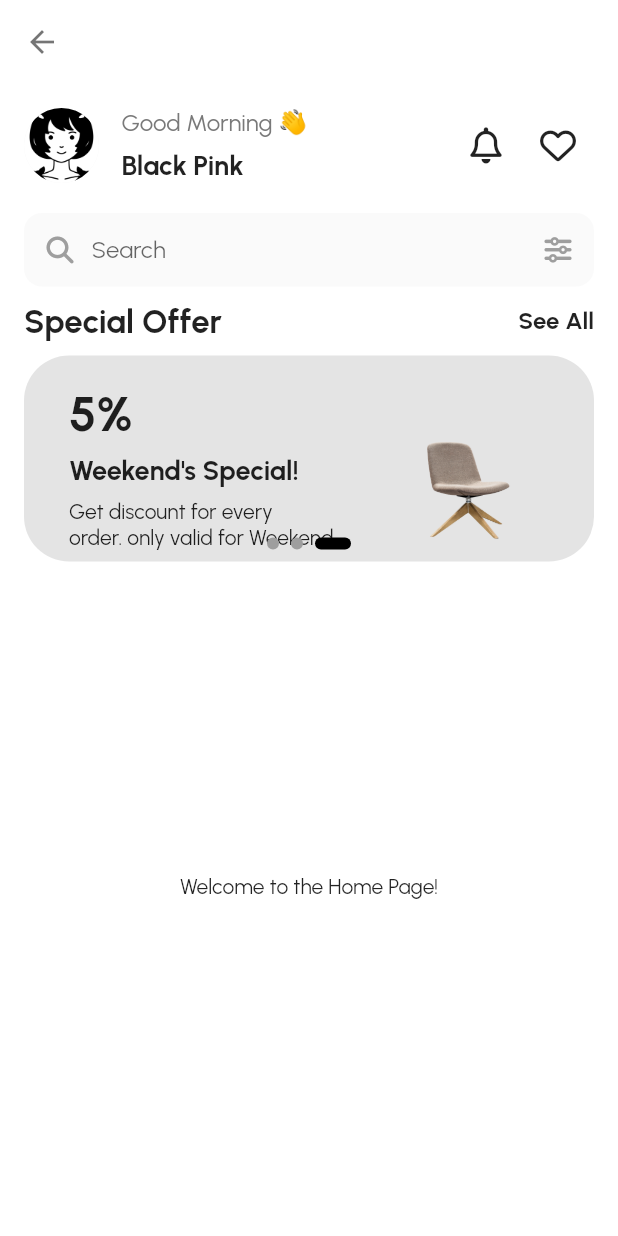
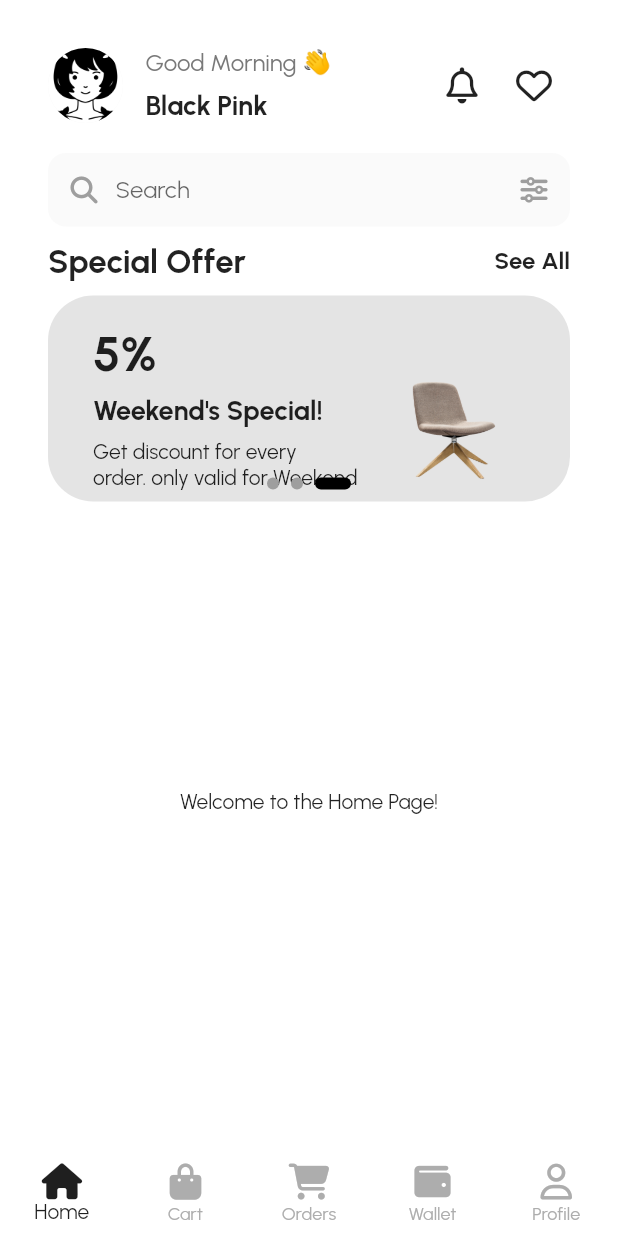
Before and after one commit to hoajb/flutter-ecommerce-furniture, a Flutter app: the screen it shows after launch, on a phone screen of 412 x 824 dp. Run offline on Flutter 3.47's test engine with Material 2 defaults, Android fonts, the phone set to English and light mode, and no system bars; our stand-ins replace font_awesome_flutter, shared_preferences; project files that could hold a hidden picture were left out.

Commit message:
bottom bar navigation

```diff
--- a/lib/config/routes/routes.dart
+++ b/lib/config/routes/routes.dart
@@ -3,13 +3,14 @@ import 'package:flutter_ecommerce_furniture/features/authentication/presentation
 import 'package:flutter_ecommerce_furniture/features/authentication/presentation/login_page.dart';
 import 'package:flutter_ecommerce_furniture/features/authentication/presentation/register_page.dart';
 import 'package:flutter_ecommerce_furniture/features/home/presentation/home_page.dart';
+import 'package:flutter_ecommerce_furniture/features/main/presentation/pages/main_page.dart';
 import 'package:flutter_ecommerce_furniture/features/welcome/presentation/onboarding_page.dart';
 import 'package:flutter_ecommerce_furniture/features/welcome/presentation/welcome_page.dart';
 
 class AppRoutes {
   static const String welcome = '/';
   static const String onboarding = '/onboarding';
-  static const String home = '/home';
+  static const String main = '/main';
   static const String login = '/login';
   static const String register = '/register';
   static const String forgotPassword = '/forgot_password';
@@ -20,8 +21,8 @@ class AppRoutes {
         return MaterialPageRoute(builder: (_) => const OnboardingPage());
       case welcome:
         return MaterialPageRoute(builder: (_) => const WelcomePage());
-      case home:
-        return MaterialPageRoute(builder: (_) => HomePage());
+      case main:
+        return MaterialPageRoute(builder: (_) => const MainPage());
       case login:
         return MaterialPageRoute(builder: (_) => const LoginPage());
       case register:
--- a/lib/config/theme/styles.dart
+++ b/lib/config/theme/styles.dart
@@ -5,14 +5,15 @@ import 'package:flutter/material.dart';
 abstract class Styles {
   //colors
   static const Color whiteColor = Color(0xffffffff);
-  static const Color blackColor = Color(0xff0000000);
+  static const Color blackColor = Color(0xff000000);
+  static const Color blackThemeColor = Color(0xff17191d);
+  static const Color whiteThemeColor = Color(0xffffffff);
+
   static const Color orangeColor = Colors.orange;
   static const Color redColor = Colors.red;
   static const Color darkRedColor = Color(0xFFB71C1C);
 
   static const Color purpleColor = Color(0xff5E498A);
-
-  static const Color darkThemeColor = Color(0xff33333E);
 
   static const Color grayColor = Color(0xff797979);
 
@@ -29,6 +30,13 @@ abstract class Styles {
 
   static const Color textFieldBackgroundLight = Color(0xfffafafa);
   static const Color textFieldBackgroundDark = Color(0xff202229);
+
+  static const Color iconActivatedLight = Color(0xff1f1f1f);
+  static const Color iconActivatedDark = Color(0xffffffff);
+  static const Color iconDeactivatedLight = Color(0xffadadad);
+  static const Color iconDeactivatedDark = Color(0xff67696d);
+  static const Color bottomBarBackgroundLight = Color(0xffffffff);
+  static const Color bottomBarBackgroundDark = Color(0xff282423);
 
   //Strings
   static const TextStyle defaultTextStyle = TextStyle(
@@ -82,9 +90,9 @@ abstract class Styles {
       primaryColor: isDarkTheme ? Colors.black : Colors.white,
       fontFamily: 'Urbanist',
       scaffoldBackgroundColor: isDarkTheme ? Colors.black : Colors.white,
-      //
+
       // backgroundColor: isDarkTheme ? Colors.black : Color(0xffF1F5FB),
-      //
+
       // indicatorColor: isDarkTheme ? Color(0xff0E1D36) : Color(0xffCBDCF8),
       // // buttonColor: isDarkTheme ? Color(0xff3B3B3B) : Color(0xffF1F5FB),
       //
@@ -102,7 +110,7 @@ abstract class Styles {
       // buttonTheme: Theme.of(context).buttonTheme.copyWith(
       //     colorScheme: isDarkTheme ? ColorScheme.dark() : ColorScheme.light()),
       appBarTheme: AppBarTheme(
-          backgroundColor: isDarkTheme ? Colors.black : Colors.white,
+          backgroundColor: isDarkTheme ? Colors.black54 : Colors.white,
           elevation: 0.0,
           iconTheme: IconThemeData(
               color: isDarkTheme ? Colors.white : Colors.black54)),
--- a/lib/features/authentication/presentation/login_page.dart
+++ b/lib/features/authentication/presentation/login_page.dart
@@ -87,7 +87,7 @@ class _LoginPageState extends State<LoginPage> {
             ActionButton(
               matchParentWidth: true,
               onPressed: () {
-                Navigator.pushNamed(context, AppRoutes.home);
+                Navigator.pushNamed(context, AppRoutes.main);
               },
               text: 'Sign In',
             ),
--- a/lib/features/authentication/presentation/register_page.dart
+++ b/lib/features/authentication/presentation/register_page.dart
@@ -57,7 +57,7 @@ class RegisterPage extends StatelessWidget {
             const SizedBox(height: 20),
             ActionButton(
               onPressed: () {
-                Navigator.pushNamed(context, AppRoutes.home);
+                Navigator.pushNamed(context, AppRoutes.main);
               },
               matchParentWidth: true,
               text: 'Sign Up',
--- a/lib/features/home/presentation/home_page.dart
+++ b/lib/features/home/presentation/home_page.dart
@@ -1,20 +1,24 @@
 import 'package:flutter/material.dart';
+import 'package:font_awesome_flutter/font_awesome_flutter.dart';
 
 import '../../../core/wigets/header_profile.dart';
 import '../widgets/home_banners.dart';
 import '../widgets/home_search_bar.dart';
 import '../widgets/home_title_row.dart';
 
-class HomePage extends StatelessWidget {
-  HomePage({super.key});
+class HomePage extends StatefulWidget {
+  const HomePage({super.key});
 
+  @override
+  State<HomePage> createState() => _HomePageState();
+}
+
+class _HomePageState extends State<HomePage> {
   final TextEditingController _controllerSearch = TextEditingController();
 
   @override
   Widget build(BuildContext context) {
-    return Scaffold(
-      appBar: AppBar(),
-      body: Padding(
+    return Padding(
       padding: const EdgeInsets.all(16.0),
       child: Column(children: [
         const HeaderProfile(),
@@ -28,10 +32,8 @@ class HomePage extends StatelessWidget {
           onActionPressed: () {},
         ),
         const HomeBanners(),
-          const Expanded(
-              child: Center(child: Text('Welcome to the Home Page!'))),
+        const Expanded(child: Center(child: Text('Welcome to the Home Page!'))),
       ]),
-      ),
     );
   }
 }
--- /dev/null
+++ b/lib/features/main/presentation/pages/example_page.dart
@@ -0,0 +1,22 @@
+import 'package:flutter/material.dart';
+
+class ExamplePage extends StatelessWidget {
+  final String titlePage;
+
+  const ExamplePage({super.key, required this.titlePage});
+
+  @override
+  Widget build(BuildContext context) {
+    return Scaffold(
+      appBar: AppBar(
+        title: Text(titlePage),
+      ),
+      body: Center(
+        child: Text(
+          'Welcome to the $titlePage Page',
+          style: const TextStyle(fontSize: 24),
+        ),
+      ),
+    );
+  }
+}
--- /dev/null
+++ b/lib/features/main/presentation/pages/main_page.dart
@@ -0,0 +1,116 @@
+import 'package:flutter/material.dart';
+import 'package:flutter_ecommerce_furniture/core/ext/buildcontext_ext.dart';
+import 'package:font_awesome_flutter/font_awesome_flutter.dart';
+
+import '../../../../config/theme/styles.dart';
+import '../../../home/presentation/home_page.dart';
+import 'example_page.dart';
+
+class MainPage extends StatefulWidget {
+  const MainPage({super.key});
+
+  @override
+  State<MainPage> createState() => _MainPageState();
+}
+
+class _MainPageState extends State<MainPage> {
+  final PageController _pageController = PageController(initialPage: 0);
+  int _currentIndex = 0;
+
+  @override
+  Widget build(BuildContext context) {
+    final isDark = context.isDarkModeEnabled;
+    final iconDeactivatedColor =
+        isDark ? Styles.iconDeactivatedDark : Styles.iconDeactivatedLight;
+    final iconActivatedColor =
+        isDark ? Styles.iconActivatedDark : Styles.iconActivatedLight;
+
+    final bottomBarColor = isDark
+        ? Styles.bottomBarBackgroundDark
+        : Styles.bottomBarBackgroundLight;
+
+    return Scaffold(
+      body: Padding(
+        padding: const EdgeInsets.all(16.0),
+        child: PageView(
+          controller: _pageController,
+          onPageChanged: (index) {
+            setState(() {
+              _currentIndex = index;
+            });
+          },
+          children: const [
+            HomePage(),
+            ExamplePage(titlePage: 'Cart'),
+            ExamplePage(titlePage: 'Cart'),
+            ExamplePage(titlePage: 'Orders'),
+            ExamplePage(titlePage: 'Wallet'),
+            ExamplePage(titlePage: 'Profile'),
+          ],
+        ),
+      ),
+      bottomNavigationBar: BottomNavigationBar(
+        currentIndex: _currentIndex,
+        onTap: (index) {
+          setState(() {
+            _currentIndex = index;
+            _pageController.jumpToPage(index);
+          });
+        },
+        type: BottomNavigationBarType.fixed,
+        showUnselectedLabels: true,
+        backgroundColor: bottomBarColor,
+        elevation: 0,
+        selectedItemColor:  isDark ? Styles.iconActivatedDark : Styles.iconActivatedLight,
+        unselectedItemColor:  isDark ? Styles.iconDeactivatedDark : Styles.iconDeactivatedLight,
+        items: <BottomNavigationBarItem>[
+          BottomNavigationBarItem(
+            icon: FaIcon(
+              FontAwesomeIcons.house,
+              color: _currentIndex == 0
+                  ? iconActivatedColor
+                  : iconDeactivatedColor,
+            ),
+            label: 'Home',
+          ),
+          BottomNavigationBarItem(
+            icon: FaIcon(
+              FontAwesomeIcons.bagShopping,
+              color: _currentIndex == 1
+                  ? iconActivatedColor
+                  : iconDeactivatedColor,
+            ),
+            label: 'Cart',
+          ),
+          BottomNavigationBarItem(
+            icon: FaIcon(
+              FontAwesomeIcons.cartShopping,
+              color: _currentIndex == 2
+                  ? iconActivatedColor
+                  : iconDeactivatedColor,
+            ),
+            label: 'Orders',
+          ),
+          BottomNavigationBarItem(
+            icon: FaIcon(
+              FontAwesomeIcons.wallet,
+              color: _currentIndex == 3
+                  ? iconActivatedColor
+                  : iconDeactivatedColor,
+            ),
+            label: 'Wallet',
+          ),
+          BottomNavigationBarItem(
+            icon: FaIcon(
+              FontAwesomeIcons.user,
+              color: _currentIndex == 4
+                  ? iconActivatedColor
+                  : iconDeactivatedColor,
+            ),
+            label: 'Profile',
+          ),
+        ],
+      ),
+    );
+  }
+}
--- a/lib/main.dart
+++ b/lib/main.dart
@@ -28,7 +28,7 @@ class MyApp extends StatelessWidget {
           // theme: getAppTheme(context, themeObject.isDarkMode),
           theme: Styles.themeData(themeObject.isDarkMode, context),
           // initialRoute: AppRoutes.onboarding, //TODO
-          initialRoute: AppRoutes.home,
+          initialRoute: AppRoutes.main,
           onGenerateRoute: AppRoutes.generateRoute,
         ),
       ),
```
Lines whose indentation alone changed are shown as unchanged.
